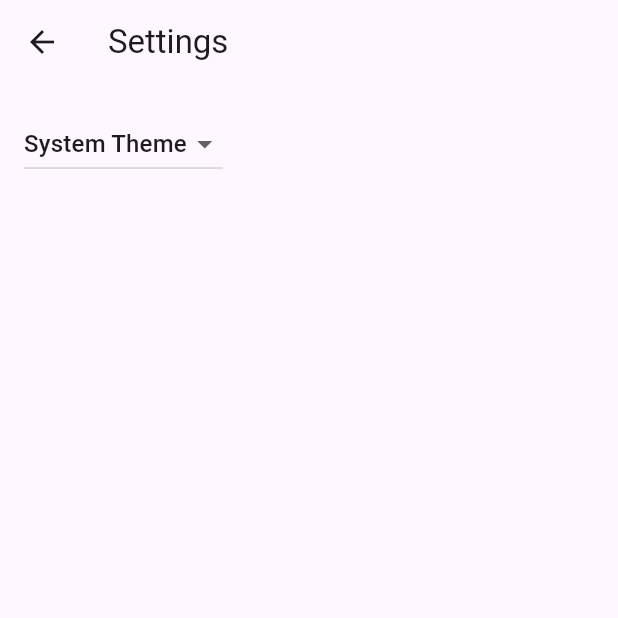
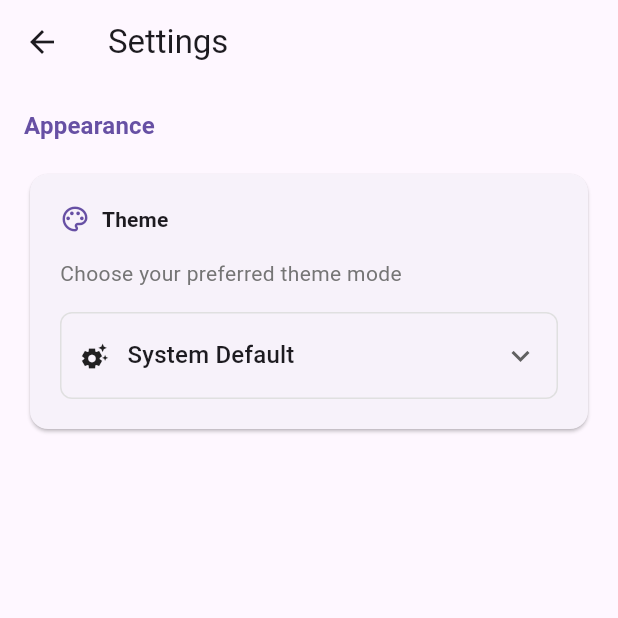
Before and after one commit to Ajitcool008/cake_it_app, a Flutter app: the SettingsView screen opened by its route, on a phone screen of 412 x 824 dp, the top half of it. Run offline on Flutter 3.47's test engine with Material 3 defaults, Android fonts, the phone set to English and light mode, and no system bars; network calls fail.

Commit message:
Refactor CakeDetailsView to improve image handling and layout; update CakeListView to use refreshCakes method; enhance SettingsView with a theme selection card.

```diff
--- a/lib/src/features/cake_list_view.dart
+++ b/lib/src/features/cake_list_view.dart
@@ -160,7 +160,7 @@ class CakeListView extends StatelessWidget {
 
   Widget _buildCakeList(BuildContext context, CakeService cakeService) {
     return RefreshIndicator(
-      onRefresh: cakeService.fetchCakes,
+      onRefresh: cakeService.refreshCakes,
       child: ListView.builder(
         physics: const AlwaysScrollableScrollPhysics(),
         padding: const EdgeInsets.symmetric(vertical: 8),
--- a/lib/src/settings/settings_view.dart
+++ b/lib/src/settings/settings_view.dart
@@ -21,28 +21,105 @@ class SettingsView extends StatelessWidget {
       ),
       body: Padding(
         padding: const EdgeInsets.all(16),
-        // Glue the SettingsController to the theme selection DropdownButton.
-        //
-        // When a user selects a theme from the dropdown list, the
-        // SettingsController is updated, which rebuilds the MaterialApp.
+        child: Column(
+          crossAxisAlignment: CrossAxisAlignment.start,
+          children: [
+            Text(
+              "Appearance",
+              style: Theme.of(context).textTheme.titleMedium?.copyWith(
+                    fontWeight: FontWeight.w600,
+                    color: Theme.of(context).colorScheme.primary,
+                  ),
+            ),
+            const SizedBox(height: 16),
+            _buildThemeCard(context),
+          ],
+        ),
+      ),
+    );
+  }
+
+  Widget _buildThemeCard(BuildContext context) {
+    return Card(
+      elevation: 1,
+      shape: RoundedRectangleBorder(borderRadius: BorderRadius.circular(12)),
+      child: Padding(
+        padding: const EdgeInsets.all(20),
+        child: Column(
+          crossAxisAlignment: CrossAxisAlignment.start,
+          children: [
+            Row(
+              children: [
+                Icon(
+                  Icons.palette_outlined,
+                  color: Theme.of(context).colorScheme.primary,
+                  size: 20,
+                ),
+                const SizedBox(width: 8),
+                Text(
+                  'Theme',
+                  style: Theme.of(context).textTheme.titleSmall?.copyWith(
+                        fontWeight: FontWeight.w600,
+                      ),
+                ),
+              ],
+            ),
+            const SizedBox(height: 16),
+            Text(
+              'Choose your preferred theme mode',
+              style: Theme.of(context).textTheme.bodyMedium?.copyWith(
+                    color: Colors.grey[600],
+                  ),
+            ),
+            const SizedBox(height: 16),
+            Container(
+              width: double.infinity,
+              padding: const EdgeInsets.symmetric(horizontal: 12, vertical: 4),
+              decoration: BoxDecoration(
+                border: Border.all(color: Colors.grey[300]!),
+                borderRadius: BorderRadius.circular(8),
+              ),
+              child: DropdownButtonHideUnderline(
                 child: DropdownButton<ThemeMode>(
-          // Read the selected themeMode from the controller
                   value: controller.themeMode,
-          // Call the updateThemeMode method any time the user selects a theme.
                   onChanged: controller.updateThemeMode,
+                  isExpanded: true,
+                  icon: const Icon(Icons.keyboard_arrow_down),
                   items: const [
                     DropdownMenuItem(
                       value: ThemeMode.system,
-              child: Text('System Theme'),
+                      child: Row(
+                        children: [
+                          Icon(Icons.settings_suggest, size: 20),
+                          SizedBox(width: 12),
+                          Text('System Default'),
+                        ],
+                      ),
                     ),
                     DropdownMenuItem(
                       value: ThemeMode.light,
-              child: Text('Light Theme'),
+                      child: Row(
+                        children: [
+                          Icon(Icons.light_mode, size: 20),
+                          SizedBox(width: 12),
+                          Text('Light Theme'),
+                        ],
+                      ),
                     ),
                     DropdownMenuItem(
-              value: ThemeMode.light,
-              child: Text('Dark Theme'),
-            )
+                      value: ThemeMode.dark, // Fixed: was ThemeMode.light
+                      child: Row(
+                        children: [
+                          Icon(Icons.dark_mode, size: 20),
+                          SizedBox(width: 12),
+                          Text('Dark Theme'),
+                        ],
+                      ),
+                    ),
+                  ],
+                ),
+              ),
+            ),
           ],
         ),
       ),
```
Also changed, not shown: lib/src/features/cake_details_view.dart (+109 -6 lines), lib/src/features/cake_service.dart (+5 -2 lines). Lines whose indentation alone changed are shown as unchanged.
